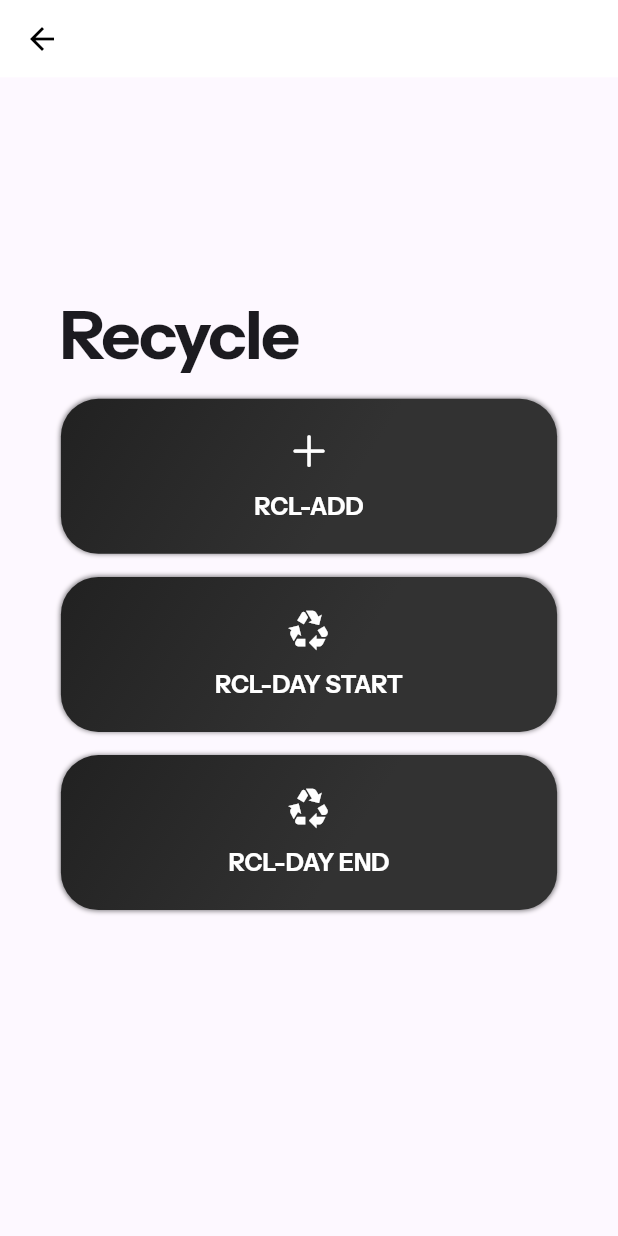
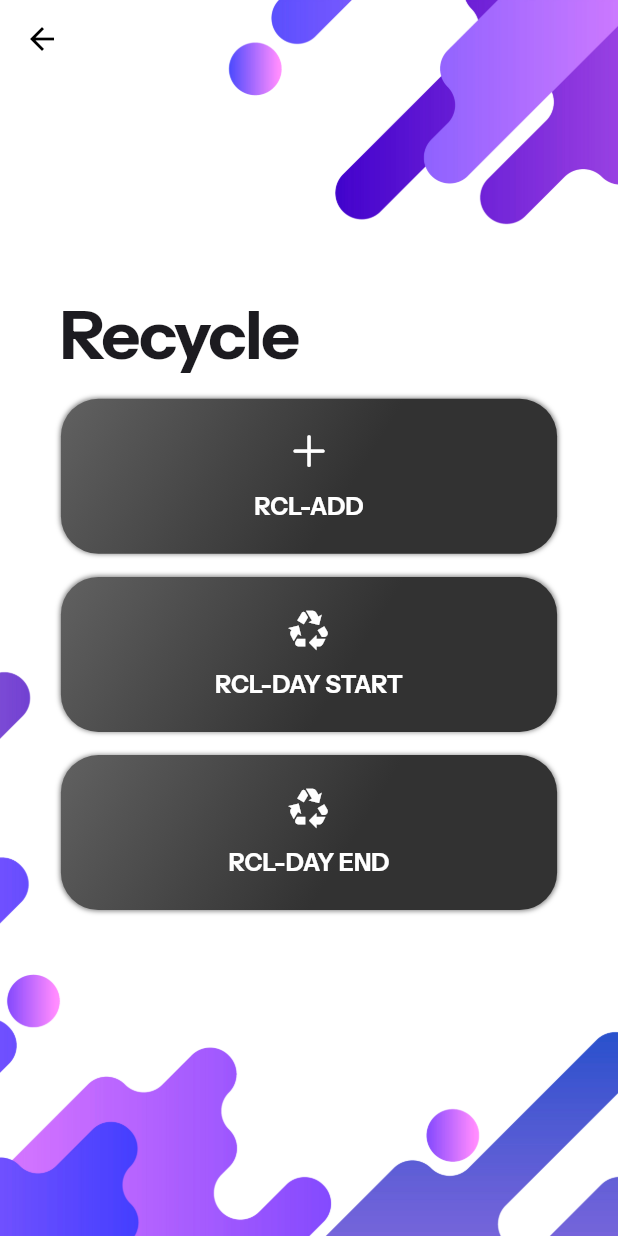
Before and after one commit to ananthuvs2000/dthexports, a Flutter app: the HomePage screen opened directly, after a tap on "Recycle", on a phone screen of 412 x 824 dp. Run offline on Flutter 3.47's test engine with Material 2 defaults, Android fonts, the phone set to English and light mode, and no system bars; our stand-ins replace flutter_screenutil, font_awesome_flutter, get, image_picker; project files that could hold a hidden picture were left out.

Commit message:
background change

```diff
--- a/lib/screens/home_page.dart
+++ b/lib/screens/home_page.dart
@@ -21,23 +21,23 @@ class HomePage extends StatefulWidget {
 class _HomePageState extends State<HomePage> {
   @override
   Widget build(BuildContext context) {
-    return Scaffold(
-      resizeToAvoidBottomInset: false,
+    return Container(
+      decoration: BoxDecoration(
+        image: DecorationImage(image: AssetImage(
+          'assets/images/loginbg.png',
+        ),fit: BoxFit.cover)
+      ),
+      child: Scaffold(
+       backgroundColor: Colors.transparent,
         body: SafeArea(
           child: Padding(
-          padding: EdgeInsets.symmetric(horizontal: PageLayout.pagePaddingX),
+            padding: EdgeInsets.symmetric(horizontal: PageLayout.pagePaddingX+10),
             child: Column(
               mainAxisAlignment: MainAxisAlignment.center,
               crossAxisAlignment: CrossAxisAlignment.start,
               children: [
-              Center(
-                child: Image.asset(
-                  'assets/images/appbar.jpg',
-                  height: 75.h,
-                  fit: BoxFit.fitHeight,
-                ),
-              ),
-              hSpace(50),
+
+                hSpace(70),
                 GridView.count(
                   shrinkWrap: true,
                   crossAxisCount: 2,
@@ -92,8 +92,19 @@ class _HomePageState extends State<HomePage> {
                     ),
                   ],
                 ),
-              hSpace(150),
+                hSpace(60),
+                Row(mainAxisAlignment: MainAxisAlignment.center,
+                  children: [
+                    Image.asset(
+                      'assets/images/appbar.jpg',
+                      height: 40.h,
+                      fit: BoxFit.fitHeight,
+                    ),
                   ],
+                ),
+
+              ],
+            ),
           ),
         ),
       ),
--- a/lib/screens/recycle/recycle_page.dart
+++ b/lib/screens/recycle/recycle_page.dart
@@ -20,9 +20,16 @@ class RecyclePage extends StatefulWidget {
 class _ProductionPageState extends State<RecyclePage> {
   @override
   Widget build(BuildContext context) {
-    return Scaffold(
+    return Container(
+      decoration: BoxDecoration(
+        image: DecorationImage(image: AssetImage(
+          'assets/images/loginbg.png',
+        ),fit: BoxFit.cover)
+      ),
+      child: Scaffold(
+        backgroundColor: Colors.transparent,
         appBar: AppBar(
-        backgroundColor: inversePrimaryColor,
+          backgroundColor: Colors.transparent,
           foregroundColor: Colors.black,
         ),
         body: Padding(
@@ -74,6 +81,7 @@ class _ProductionPageState extends State<RecyclePage> {
             ),
           ),
         ),
+      ),
     );
   }
 }
--- a/lib/screens/standard/standard_page.dart
+++ b/lib/screens/standard/standard_page.dart
@@ -23,11 +23,18 @@ class StandardScreen extends StatefulWidget {
 class _StandardScreenState extends State<StandardScreen> {
   @override
   Widget build(BuildContext context) {
-    return Scaffold(
+    return Container(
+      decoration: BoxDecoration(
+        image: DecorationImage(image: AssetImage(
+          'assets/images/loginbg.png',
+        ),fit: BoxFit.cover)
+      ),
+      child: Scaffold(
         appBar: AppBar(
           backgroundColor: Colors.transparent,
           foregroundColor: Colors.black,
         ),
+        backgroundColor: Colors.transparent,
         body: Padding(
           padding: EdgeInsets.symmetric(horizontal: PageLayout.pagePaddingX),
           child: Column(
@@ -89,7 +96,7 @@ class _StandardScreenState extends State<StandardScreen> {
                   SubDashboardItem(
                     icon: CupertinoIcons.up_arrow,
                     onTap: () {
-                    Get.to(const OutGoingScreen(), transition: Transition.rightToLeft);
+                      Get.to(const OutGoingScreen(), transition: Transition.rightToLeftWithFade,duration: Duration(microseconds: 500));
                     },
                     label: 'Outgoing',
                   ),
@@ -97,6 +104,7 @@ class _StandardScreenState extends State<StandardScreen> {
               ),
               hSpace(100),
             ],
+          ),
         ),
       ),
     );
--- a/lib/theme/colors.dart
+++ b/lib/theme/colors.dart
@@ -47,7 +47,7 @@ LinearGradient dashboardOptionGrad4 = const LinearGradient(
 //
 LinearGradient subDashboardOptionGrad = LinearGradient(
   colors: [
-    Colors.grey.shade900,
+    Colors.grey.shade700,
     const Color.fromRGBO(50, 50, 50, 1),
   ],
   begin: Alignment.topLeft,
```
Lines whose indentation alone changed are shown as unchanged.
